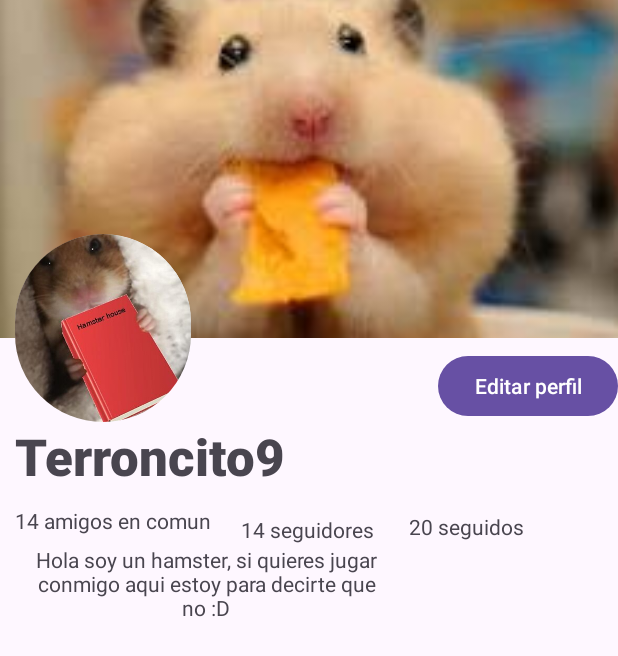
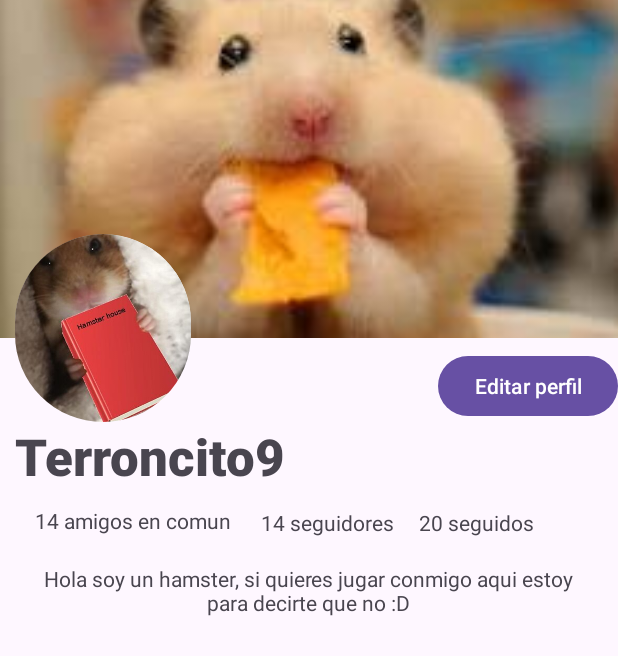
Before and after one commit to Guillermoj45/bateria_Ejercicios_multimedia, an Android app: the Ejercicio6 screen opened directly, with no data from a screen before it, on a phone screen of 412 x 824 dp. Shown: the top 656 px of the screen. Run offline under Robolectric (Android 15) with nearby library versions, the phone set to English and light mode, and no system bars.

Commit message:
Actividad 6 en proceso

```diff
--- a/app/src/main/res/layout/activity_ejercicio6.xml
+++ b/app/src/main/res/layout/activity_ejercicio6.xml
@@ -52,17 +52,17 @@
 
     <TextView
         android:id="@+id/textView"
-        android:layout_width="255dp"
-        android:layout_height="49dp"
+        android:layout_width="364dp"
+        android:layout_height="52dp"
         android:layout_marginTop="12dp"
         android:gravity="center"
         android:text="Hola soy un hamster, si quieres jugar conmigo aqui estoy para decirte que no :D"
         app:layout_constraintBottom_toBottomOf="parent"
         app:layout_constraintEnd_toEndOf="parent"
-        app:layout_constraintHorizontal_bias="0.064"
+        app:layout_constraintHorizontal_bias="0.489"
         app:layout_constraintStart_toStartOf="parent"
         app:layout_constraintTop_toBottomOf="@+id/textView2"
-        app:layout_constraintVertical_bias="0.06"
+        app:layout_constraintVertical_bias="0.07"
         tools:ignore="MissingConstraints" />
 
     <TextView
@@ -70,11 +70,11 @@
         android:layout_width="wrap_content"
         android:layout_height="wrap_content"
         android:layout_marginTop="12dp"
-        android:layout_marginBottom="6dp"
+        android:layout_marginBottom="59dp"
         android:text="14 amigos en comun"
-        app:layout_constraintBottom_toTopOf="@+id/textView"
+        app:layout_constraintBottom_toBottomOf="@+id/textView"
         app:layout_constraintEnd_toEndOf="parent"
-        app:layout_constraintHorizontal_bias="0.035"
+        app:layout_constraintHorizontal_bias="0.082"
         app:layout_constraintStart_toStartOf="parent"
         app:layout_constraintTop_toBottomOf="@+id/textView2"
         app:layout_constraintVertical_bias="0.0" />
@@ -105,7 +105,7 @@
         app:layout_constraintHorizontal_bias="0.0"
         app:layout_constraintStart_toEndOf="@+id/textView3"
         app:layout_constraintTop_toBottomOf="@+id/textView2"
-        app:layout_constraintVertical_bias="1.0" />
+        app:layout_constraintVertical_bias="0.0" />
 
     <TextView
         android:id="@+id/textView5"
@@ -119,6 +119,7 @@
         app:layout_constraintBottom_toBottomOf="@+id/textView"
         app:layout_constraintEnd_toEndOf="parent"
         app:layout_constraintStart_toStartOf="@+id/textView4"
-        app:layout_constraintTop_toBottomOf="@+id/button3" />
+        app:layout_constraintTop_toBottomOf="@+id/button3"
+        app:layout_constraintVertical_bias="0.0" />
 
 </androidx.constraintlayout.widget.ConstraintLayout>
```
